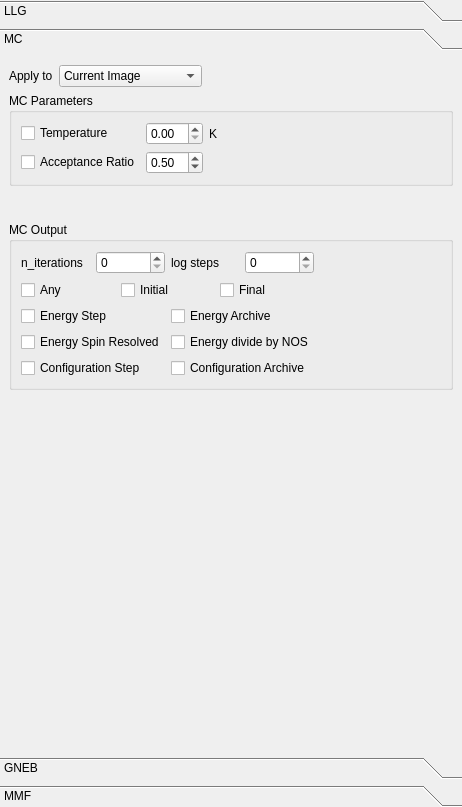
spirit-code/spirit, file ui-cpp/ui/ParametersWidget.ui: the form before one commit.
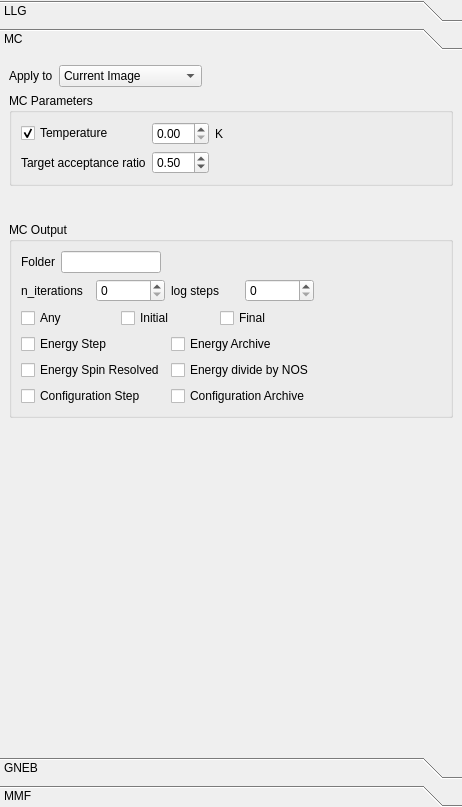
The form after the commit. The open tabs and pages were chosen to show the change.

Commit message: UI-QT: added output parameters for Monte Carlo

Patch:
```diff
--- a/ui-cpp/ui/ParametersWidget.ui
+++ b/ui-cpp/ui/ParametersWidget.ui
@@ -842,7 +842,7 @@
             <x>0</x>
             <y>0</y>
             <width>462</width>
-            <height>699</height>
+            <height>671</height>
            </rect>
           </property>
           <property name="sizePolicy">
@@ -873,7 +873,20 @@
               <string>MC Output</string>
              </property>
              <layout class="QGridLayout" name="gridLayout_94">
-              <item row="2" column="0">
+              <item row="2" column="4">
+               <spacer name="horizontalSpacer_51">
+                <property name="orientation">
+                 <enum>Qt::Horizontal</enum>
+                </property>
+                <property name="sizeHint" stdset="0">
+                 <size>
+                  <width>40</width>
+                  <height>20</height>
+                 </size>
+                </property>
+               </spacer>
+              </item>
+              <item row="3" column="0">
                <layout class="QGridLayout" name="gridLayout_102">
                 <item row="0" column="0">
                  <widget class="QCheckBox" name="checkBox_mc_output_energy_step">
@@ -920,44 +933,6 @@
                </layout>
               </item>
               <item row="1" column="0">
-               <layout class="QGridLayout" name="gridLayout_101">
-                <item row="0" column="1">
-                 <widget class="QCheckBox" name="checkBox_mc_output_initial">
-                  <property name="text">
-                   <string>Initial</string>
-                  </property>
-                 </widget>
-                </item>
-                <item row="0" column="2">
-                 <widget class="QCheckBox" name="checkBox_mc_output_final">
-                  <property name="text">
-                   <string>Final</string>
-                  </property>
-                 </widget>
-                </item>
-                <item row="0" column="0">
-                 <widget class="QCheckBox" name="checkBox_mc_output_any">
-                  <property name="text">
-                   <string>Any</string>
-                  </property>
-                 </widget>
-                </item>
-               </layout>
-              </item>
-              <item row="1" column="4">
-               <spacer name="horizontalSpacer_51">
-                <property name="orientation">
-                 <enum>Qt::Horizontal</enum>
-                </property>
-                <property name="sizeHint" stdset="0">
-                 <size>
-                  <width>40</width>
-                  <height>20</height>
-                 </size>
-                </property>
-               </spacer>
-              </item>
-              <item row="0" column="0">
                <layout class="QGridLayout" name="gridLayout_59">
                 <item row="0" column="0">
                  <widget class="QLabel" name="label_60">
@@ -971,6 +946,9 @@
                   <property name="locale">
                    <locale language="C" country="AnyCountry"/>
                   </property>
+                  <property name="maximum">
+                   <number>999999999</number>
+                  </property>
                  </widget>
                 </item>
                 <item row="0" column="3">
@@ -978,6 +956,9 @@
                   <property name="locale">
                    <locale language="C" country="AnyCountry"/>
                   </property>
+                  <property name="maximum">
+                   <number>999999999</number>
+                  </property>
                  </widget>
                 </item>
                 <item row="0" column="2">
@@ -989,6 +970,65 @@
                 </item>
                </layout>
               </item>
+              <item row="2" column="0">
+               <layout class="QGridLayout" name="gridLayout_101">
+                <item row="0" column="1">
+                 <widget class="QCheckBox" name="checkBox_mc_output_initial">
+                  <property name="text">
+                   <string>Initial</string>
+                  </property>
+                 </widget>
+                </item>
+                <item row="0" column="2">
+                 <widget class="QCheckBox" name="checkBox_mc_output_final">
+                  <property name="text">
+                   <string>Final</string>
+                  </property>
+                 </widget>
+                </item>
+                <item row="0" column="0">
+                 <widget class="QCheckBox" name="checkBox_mc_output_any">
+                  <property name="text">
+                   <string>Any</string>
+                  </property>
+                 </widget>
+                </item>
+               </layout>
+              </item>
+              <item row="0" column="0">
+               <layout class="QGridLayout" name="gridLayout_18">
+                <item row="0" column="0">
+                 <widget class="QLabel" name="label_12">
+                  <property name="text">
+                   <string>Folder</string>
+                  </property>
+                 </widget>
+                </item>
+                <item row="0" column="1">
+                 <widget class="QLineEdit" name="lineEdit_mc_output_folder">
+                  <property name="maximumSize">
+                   <size>
+                    <width>100</width>
+                    <height>16777215</height>
+                   </size>
+                  </property>
+                 </widget>
+                </item>
+                <item row="0" column="2">
+                 <spacer name="horizontalSpacer_12">
+                  <property name="orientation">
+                   <enum>Qt::Horizontal</enum>
+                  </property>
+                  <property name="sizeHint" stdset="0">
+                   <size>
+                    <width>40</width>
+                    <height>20</height>
+                   </size>
+                  </property>
+                 </spacer>
+                </item>
+               </layout>
+              </item>
              </layout>
             </widget>
            </item>
@@ -1018,12 +1058,8 @@
                   <property name="text">
                    <string>Temperature</string>
                   </property>
-                 </widget>
-                </item>
-                <item row="1" column="0">
-                 <widget class="QCheckBox" name="checkBox_mc_acceptance">
-                  <property name="text">
-                   <string>Acceptance Ratio</string>
+                  <property name="checked">
+                   <bool>true</bool>
                   </property>
                  </widget>
                 </item>
@@ -1047,6 +1083,13 @@
                   </property>
                  </widget>
                 </item>
+                <item row="1" column="0">
+                 <widget class="QLabel" name="label_11">
+                  <property name="text">
+                   <string>Target acceptance ratio</string>
+                  </property>
+                 </widget>
+                </item>
                </layout>
               </item>
               <item row="0" column="1">
```
Left out of the diff: 9 changed lines with no effect on the pictures. The commit also changes 1 other file.
